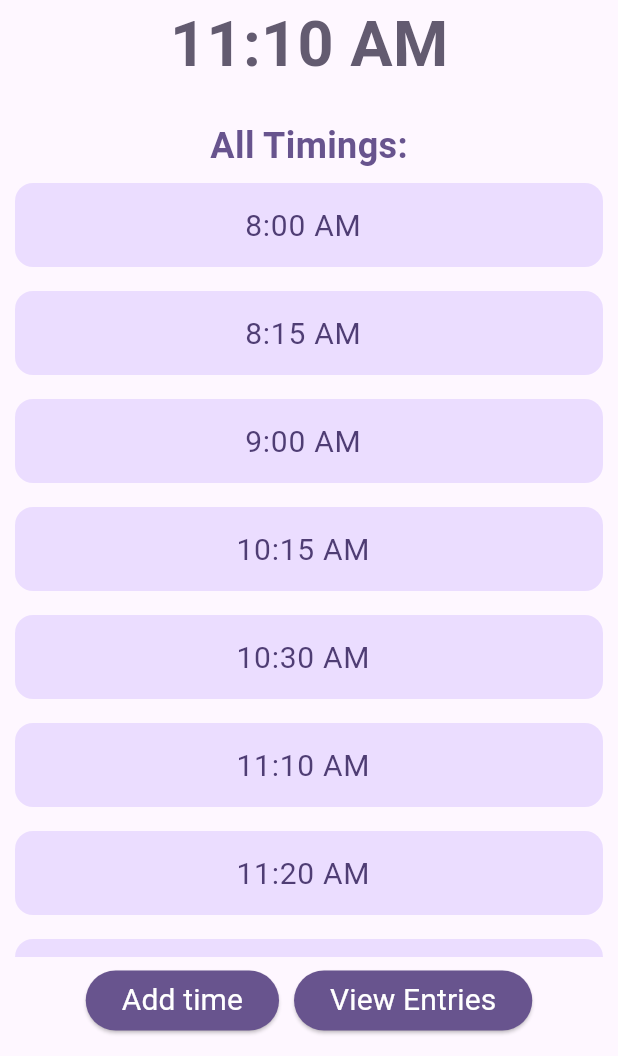
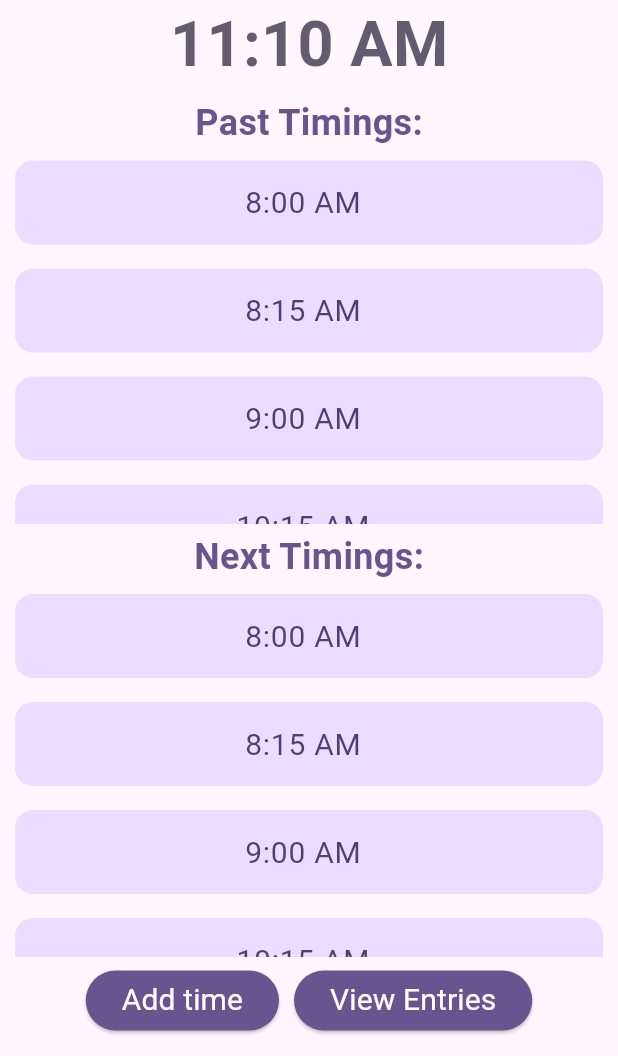
Before and after one commit to Sourish-Kanna/Next-Bus, a Flutter app: the screen it shows after launch, on a phone screen of 412 x 824 dp, the part 180-1236 px from its top. Run offline on Flutter 3.47's test engine with Material 3 defaults, Android fonts, the phone set to English and light mode, and no system bars; drawn by our look-alikes of dynamic_color; our stand-ins replace firebase_core, flutter_slidable; accounts and stored records are empty.

Commit message:
split past and next bus time

```diff
--- a/lib/build_widgets.dart
+++ b/lib/build_widgets.dart
@@ -214,8 +214,8 @@ class AddTime extends StatelessWidget {
 }
 
 
-class ListHome extends StatelessWidget {
-  const ListHome({super.key});
+class ListHomePast extends StatelessWidget {
+  const ListHomePast({super.key});
 
   @override
   Widget build(BuildContext context) {
@@ -257,3 +257,48 @@ class ListHome extends StatelessWidget {
   }
 
 }
+
+
+class ListHomeNext extends StatelessWidget {
+  const ListHomeNext({super.key});
+
+  @override
+  Widget build(BuildContext context) {
+    return Consumer<BusTimingList>(
+      builder: (context, provider, child) {
+        return Expanded(
+          child: ListView.builder(
+            itemCount: provider.busTimings.length,
+            itemBuilder: (context, index) {
+              return Padding(
+                padding: const EdgeInsets.symmetric(vertical: 8.0, horizontal: 0.0),
+                child: Container(
+                  decoration: BoxDecoration(
+                    color: Theme.of(context).colorScheme.primaryContainer,
+                    borderRadius: BorderRadius.circular(12),
+                  ),
+                  child: ListTile(
+                    title: Row(
+                      mainAxisAlignment: MainAxisAlignment.center,
+                      children: [
+                        Text(
+                          dateToString(provider.busTimings[index]),
+                          style: TextStyle(
+                            fontSize: 20,
+                            fontWeight: FontWeight.normal,
+                            color: Theme.of(context).colorScheme.onPrimaryContainer,
+                          ),
+                        ),
+                      ],
+                    ),
+                  ),
+                ),
+              );
+            },
+          ),
+        );
+      },
+    );
+  }
+
+}
--- a/lib/main.dart
+++ b/lib/main.dart
@@ -7,6 +7,10 @@ import 'package:nextbus/bus_timing_provider.dart';
 import 'package:firebase_core/firebase_core.dart';
 import 'firebase_options.dart';
 
+var routes = {
+  '/': (context) => const BusHomePage(),
+  '/entries': (context) => const EntriesPage(),
+};
 
 void main() async {
   WidgetsFlutterBinding.ensureInitialized();
@@ -29,25 +33,23 @@ class BusTimingApp extends StatelessWidget {
   @override
   Widget build(BuildContext context) {
     return DynamicColorBuilder(
-      builder: (ColorScheme? lightDynamic, ColorScheme? darkDynamic) {
-        ColorScheme lightColorScheme;
-        ColorScheme darkColorScheme;
-
-        if (lightDynamic != null && darkDynamic != null) {
-          lightColorScheme = lightDynamic.harmonized();
-          darkColorScheme = darkDynamic.harmonized();
-        } else {
-          // Fallback to default Material 3 color schemes
-          lightColorScheme = ColorScheme.fromSeed(seedColor: Colors.deepPurple);
-          darkColorScheme = ColorScheme.fromSeed(seedColor: Colors.deepPurple, brightness: Brightness.dark);
-        }
+      builder: (lightDynamic, darkDynamic) {
+        final lightScheme = lightDynamic?.harmonized() ??
+            ColorScheme.fromSeed(seedColor: Colors.deepPurple);
+        final darkScheme = darkDynamic?.harmonized() ??
+            ColorScheme.fromSeed(
+              seedColor: Colors.deepPurple,
+              brightness: Brightness.dark,
+            );
 
         return MaterialApp(
           title: 'Next Bus',
-          theme: ThemeData(colorScheme: lightColorScheme, useMaterial3: true),
-          darkTheme: ThemeData(colorScheme: darkColorScheme, useMaterial3: true),
-          themeMode: ThemeMode.system, // Follows system theme
-          home: const BusHomePage(),
+          theme: ThemeData(colorScheme: lightScheme, useMaterial3: true),
+          darkTheme: ThemeData(colorScheme: darkScheme, useMaterial3: true),
+          themeMode: ThemeMode.system,
+          // home: const BusHomePage(),
+          initialRoute: '/',
+          routes: routes,
         );
       },
     );
@@ -69,20 +71,33 @@ class BusHomePage extends StatelessWidget {
         child: Column(
           mainAxisAlignment: MainAxisAlignment.center,
           crossAxisAlignment: CrossAxisAlignment.center,
+
           children: [
             const NextTime(),
-            const SizedBox(height: 20),
-            // Bus Timing List Section
+            const SizedBox(height: 5),
+
             Text(
-              "All Timings:",
+              "Past Timings:",
               style: TextStyle(
                 fontSize: 24,
                 fontWeight: FontWeight.bold,
                 color: Theme.of(context).colorScheme.primary,
               ),
             ),
-            ListHome(),
+            ListHomePast(),
             const SizedBox(height: 5),
+
+            Text(
+              "Next Timings:",
+              style: TextStyle(
+                fontSize: 24,
+                fontWeight: FontWeight.bold,
+                color: Theme.of(context).colorScheme.primary,
+              ),
+            ),
+            ListHomeNext(),
+            const SizedBox(height: 5),
+
             Row(
               children: [
                 Expanded(
@@ -96,11 +111,7 @@ class BusHomePage extends StatelessWidget {
                           backgroundColor: Theme.of(context).colorScheme.primary,
                           foregroundColor: Theme.of(context).colorScheme.onPrimary,
                         ),
-                        onPressed: () {
-                          Navigator.push(
-                            context, MaterialPageRoute(builder: (context) =>
-                              const EntriesPage()), );
-                          },
+                        onPressed: () =>  Navigator.pushNamed(context, '/entries'),
                         child: const Text(
                           "View Entries",
                           style: TextStyle(
@@ -129,7 +140,7 @@ class EntriesPage extends StatelessWidget {
     return Scaffold(
       appBar: AppBar(
         backgroundColor: Theme.of(context).colorScheme.inversePrimary,
-        title: const Text('Next Bus'),
+        // title: const Text('Next Bus'),
       ),
       body: Padding(
         padding: const EdgeInsets.symmetric(vertical: 13.0, horizontal: 10.0),
@@ -147,6 +158,7 @@ class EntriesPage extends StatelessWidget {
             ),
             const ListDisplay(),
             const SizedBox(height: 5),
+
             Row(
               children: [
                 Expanded(
```
